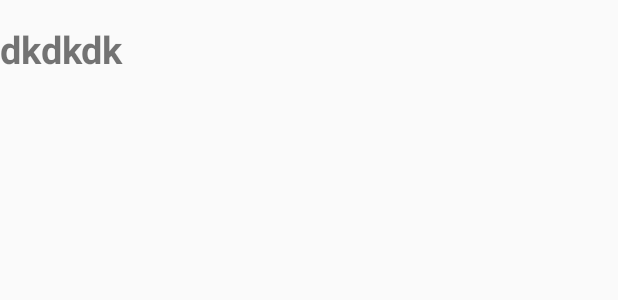
After one commit to bohyup/LetsWalk, an Android app: the layout items.xml on its own in the app's theme, with its tools: preview values and no code run, on a phone screen of 412 x 824 dp. The commit adds this screen. Shown: the top 300 px of the screen. Run offline under Robolectric (Android 15) with nearby library versions, the phone set to English and light mode, and no system bars; network calls fail.

Commit message:
"일단 세번째 페이지 대충 종료"

```diff
--- a/app/src/main/java/com/hyupb/letswalk/Report.java
+++ b/app/src/main/java/com/hyupb/letswalk/Report.java
@@ -65,7 +65,7 @@ public class Report extends Fragment {
 
 
         daysChart.setLineChartData(data);
-        //여까지 일차트//////////////////////////////////////////////////////////////
+        //여까지 일차트//////////////////////////////////////////////////////////////c
 
         int[] month = {0,0,0,0,0,0,0,0,0,0,0,0};
         for(int i=0;i<month.length;i++){
--- /dev/null
+++ b/app/src/main/res/layout/items.xml
@@ -0,0 +1,50 @@
+<?xml version="1.0" encoding="utf-8"?>
+<LinearLayout xmlns:android="http://schemas.android.com/apk/res/android"
+    android:orientation="vertical" android:layout_width="match_parent"
+    android:layout_height="330dp">
+
+
+    <TextView
+        android:layout_marginTop="15dp"
+        android:id="@+id/item_title"
+        android:layout_width="match_parent"
+        android:layout_height="60dp"
+        android:text="dkdkdk"
+        android:textStyle="bold"
+        android:textSize="25sp"/>
+
+    <LinearLayout
+        android:layout_width="match_parent"
+        android:layout_height="180dp"
+        android:orientation="horizontal"
+        android:weightSum="5">
+
+        <ImageView
+            android:id="@+id/item_iv"
+            android:layout_width="0dp"
+            android:layout_height="match_parent"
+            android:layout_weight="2"
+            android:layout_gravity="center"/>
+
+        <TextView
+            android:id="@+id/item_content"
+            android:paddingTop="15dp"
+            android:layout_width="0dp"
+            android:layout_weight="3"
+            android:layout_height="200dp"
+            android:textSize="15sp"
+            />
+
+    </LinearLayout>
+
+
+    <TextView
+        android:id="@+id/item_source"
+        android:layout_marginBottom="15dp"
+        android:layout_width="match_parent"
+        android:layout_height="match_parent"
+        android:textSize="13sp" />
+
+
+
+</LinearLayout>
```
Also changed, not shown: app/src/main/java/com/hyupb/letswalk/MyListAdapter.java (added, +68 -0 lines), app/src/main/java/com/hyupb/letswalk/WalkingTrails.java (+132 -0 lines), app/src/main/res/layout/activity_walking_trails.xml (+20 -3 lines).
